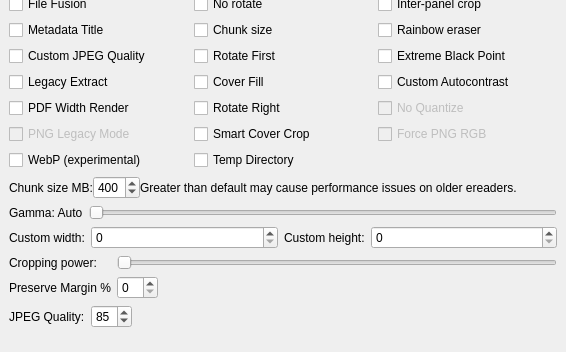
Qt form gui/KCC.ui (ciromattia/kcc) before a commit; both pictures show x 0 to 566 and y 517 to 869 of the 566 by 869 pixel window.
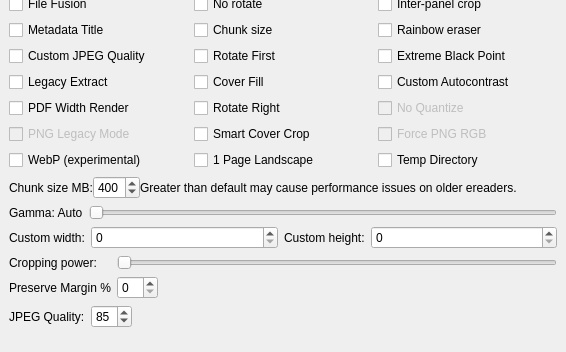
The same form after that commit. Icons and pictures are not drawn.

Commit message: add 1 page landscape option (#1344)

Patch:
```diff
--- a/gui/KCC.ui
+++ b/gui/KCC.ui
@@ -883,7 +883,7 @@
          </property>
         </widget>
        </item>
-       <item row="12" column="1">
+       <item row="12" column="2">
         <widget class="QCheckBox" name="tempDirBox">
          <property name="toolTip">
           <string>&lt;html&gt;&lt;head/&gt;&lt;body&gt;&lt;p&gt;&lt;span style=&quot; font-weight:600; text-decoration: underline;&quot;&gt;Unchecked - Main Drive&lt;br/&gt;&lt;/span&gt;Use dedicated temporary directory on main OS drive.&lt;/p&gt;&lt;p&gt;&lt;span style=&quot; font-weight:600; text-decoration: underline;&quot;&gt;Checked - Source File Drive&lt;br/&gt;&lt;/span&gt;Create temporary file directory on source file drive.&lt;/p&gt;&lt;/body&gt;&lt;/html&gt;</string>
@@ -893,6 +893,16 @@
          </property>
         </widget>
        </item>
+       <item row="12" column="1">
+        <widget class="QCheckBox" name="onePageLandscapeBox">
+         <property name="toolTip">
+          <string>&lt;html&gt;&lt;head/&gt;&lt;body&gt;&lt;p&gt;&lt;span style=&quot; font-weight:600; text-decoration: underline;&quot;&gt;Unchecked - 2 page landscape&lt;br/&gt;&lt;/span&gt;2 viewports for left and right pages&lt;/p&gt;&lt;p&gt;&lt;span style=&quot; font-weight:600; text-decoration: underline;&quot;&gt;Checked - 1 page landscape&lt;br/&gt;&lt;/span&gt;A single centered viewport for 1 page&lt;/p&gt;&lt;/body&gt;&lt;/html&gt;</string>
+         </property>
+         <property name="text">
+          <string>1 Page Landscape</string>
+         </property>
+        </widget>
+       </item>
       </layout>
      </widget>
     </item>
```
The commit also changes 4 other files.
